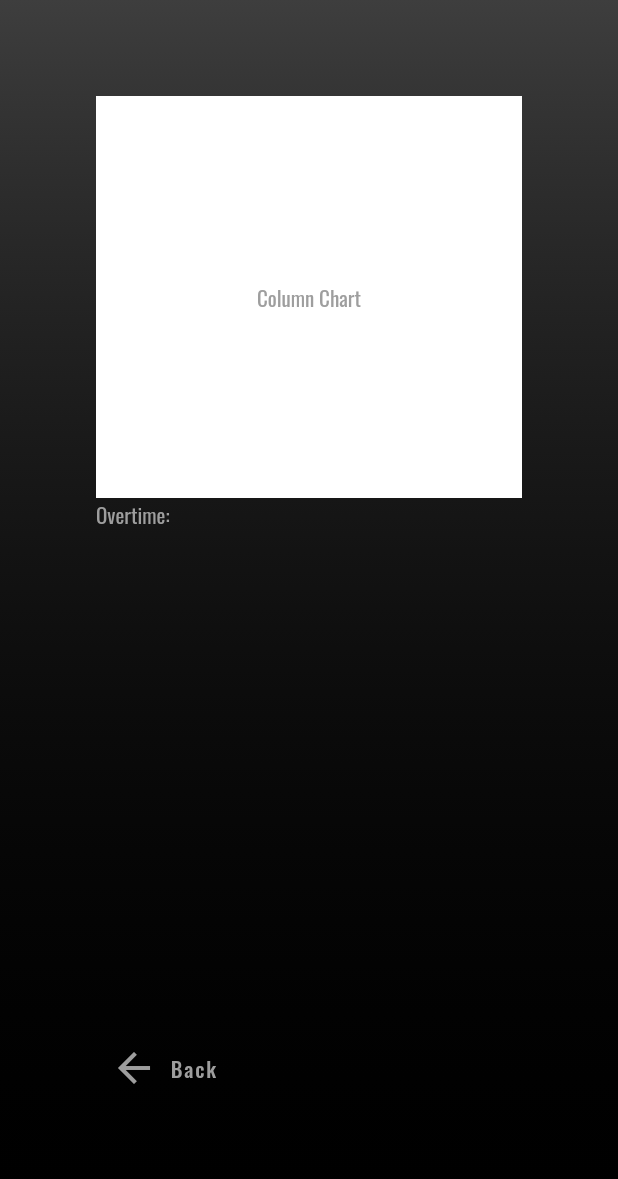
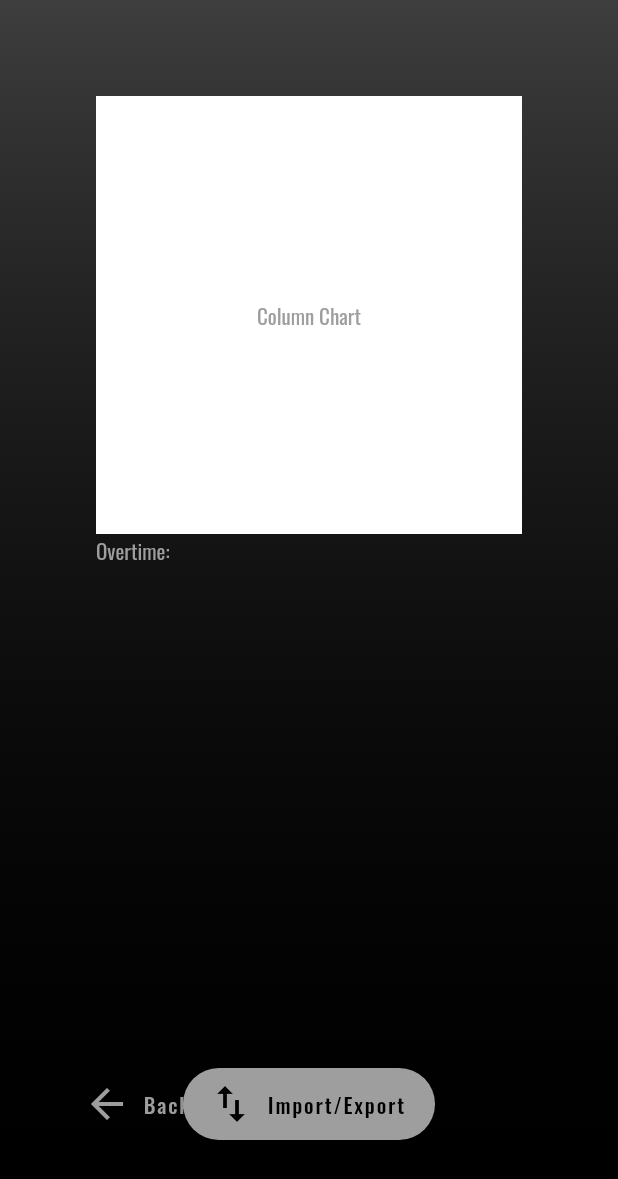
Before and after one commit to TobiasRitter/time_tracker, a Flutter app: the screen it shows after launch, after a tap on "Stats", on a phone screen of 412 x 824 dp. Shown: the top 1179 px of the screen. Run offline on Flutter 3.47's test engine with Material 2 defaults, Android fonts, the phone set to English and light mode, and no system bars; our stand-ins replace auto_size_text, google_fonts, table_calendar.

Commit message:
update bottom navigation

```diff
--- a/lib/home_page.dart
+++ b/lib/home_page.dart
@@ -61,21 +61,42 @@ class _HomePageState extends State<HomePage> with TickerProviderStateMixin {
           child: Column(
             children: <Widget>[
               Expanded(
-                flex: 2,
-                child: Center(
-                  child: AutoSizeText(
-                    '01:53',
-                    style: Theme.of(context).textTheme.headlineLarge,
-                    maxLines: 1,
-                  ),
+                child: Column(
+                  mainAxisAlignment: MainAxisAlignment.center,
+                  children: [
+                    AutoSizeText(
+                      '01:53',
+                      style: Theme.of(context).textTheme.headlineLarge,
+                      maxLines: 1,
+                    ),
+                    Row(
+                      mainAxisAlignment: MainAxisAlignment.center,
+                      children: [
+                        const Padding(
+                          padding: EdgeInsets.symmetric(horizontal: 16.0),
+                          child: Icon(Icons.timer_outlined),
+                        ),
+                        Padding(
+                          padding: const EdgeInsets.symmetric(horizontal: 16.0),
+                          child: Text(
+                            "10:00",
+                            style: Theme.of(context).textTheme.headlineMedium,
+                          ),
+                        ),
+                        Padding(
+                          padding: const EdgeInsets.symmetric(horizontal: 16.0),
+                          child: Opacity(
+                            opacity: 0.5,
+                            child: Text(
+                              "1 hour 30 minutes",
+                              style: Theme.of(context).textTheme.headlineMedium,
+                            ),
+                          ),
+                        ),
+                      ],
+                    ),
+                  ],
                 ),
-              ),
-              Expanded(
-                child: ListView(children: const [
-                  TimeRecord(editable: false),
-                  TimeRecord(editable: false),
-                  TimeRecord(editable: false),
-                ]),
               ),
               Padding(
                 padding: const EdgeInsets.only(top: 64.0),
@@ -95,7 +116,7 @@ class _HomePageState extends State<HomePage> with TickerProviderStateMixin {
                                         running: _running,
                                       ))),
                           label: const Text("Records"),
-                          icon: const Icon(Icons.calendar_month_outlined),
+                          icon: const Icon(Icons.calendar_month),
                         ),
                       ),
                     ),
--- a/lib/main.dart
+++ b/lib/main.dart
@@ -1,8 +1,6 @@
-import 'package:auto_size_text/auto_size_text.dart';
 import 'package:flutter/material.dart';
 import 'package:google_fonts/google_fonts.dart';
 import 'package:time_tracker/home_page.dart';
-import 'package:time_tracker/time_record.dart';
 
 const secondaryColor = Color.fromARGB(255, 255, 0, 96);
 
@@ -24,7 +22,7 @@ class MyApp extends StatelessWidget {
           foregroundColor: Colors.black,
         ),
         scaffoldBackgroundColor: Colors.black,
-        iconTheme: const IconThemeData(color: Colors.grey, size: 32.0),
+        iconTheme: const IconThemeData(color: Colors.white, size: 32.0),
         textTheme: GoogleFonts.oswaldTextTheme(textTheme).copyWith(
           headlineLarge: GoogleFonts.oswald(
             textStyle: const TextStyle(
--- a/lib/stats_page.dart
+++ b/lib/stats_page.dart
@@ -42,7 +42,8 @@ class StatsPage extends StatelessWidget {
                       children: [Text("Overtime:")],
                     )
                   ],
-              )),
+                ),
+              ),
               Padding(
                 padding: const EdgeInsets.only(top: 64.0),
                 child: Row(
@@ -60,15 +61,15 @@ class StatsPage extends StatelessWidget {
                         ),
                       ),
                     ),
-                    Opacity(
-                      opacity: 0.0,
-                      child: Container(
-                        child: FloatingActionButton.large(onPressed: null),
-                      ),
-                    ),
-                    Expanded(
-                      child: Container(),
-                    ),
+                    FloatingActionButton.extended(
+                        heroTag: "main",
+                        backgroundColor: running
+                            ? Theme.of(context).colorScheme.secondary
+                            : Theme.of(context).colorScheme.primary,
+                        onPressed: () {},
+                        icon: const Icon(Icons.import_export),
+                        label: const Text("Import/Export")),
+                    Spacer(),
                   ],
                 ),
               ),
--- a/lib/time_record.dart
+++ b/lib/time_record.dart
@@ -1,54 +1,27 @@
 import 'package:flutter/material.dart';
 
 class TimeRecord extends StatelessWidget {
-  final bool editable;
-
-  const TimeRecord({
-    super.key,
-    required this.editable,
-  });
+  const TimeRecord({super.key});
 
   @override
   Widget build(BuildContext context) {
     return Padding(
       padding: const EdgeInsets.symmetric(vertical: 12.0),
       child: Row(
-        mainAxisAlignment: MainAxisAlignment.center,
+        mainAxisAlignment: MainAxisAlignment.spaceBetween,
         children: [
-          const Padding(
-            padding: EdgeInsets.symmetric(horizontal: 16.0),
-            child: Icon(Icons.timer_outlined),
+          Text(
+            "10:00 - 11:30",
+            style: Theme.of(context).textTheme.headlineMedium,
           ),
-          Padding(
-            padding: const EdgeInsets.symmetric(horizontal: 16.0),
+          Opacity(
+            opacity: 0.5,
             child: Text(
-              "10:00 - 11:30",
+              "1 hour 30 minutes",
               style: Theme.of(context).textTheme.headlineMedium,
             ),
           ),
-          Padding(
-            padding: const EdgeInsets.symmetric(horizontal: 16.0),
-            child: Column(
-              crossAxisAlignment: CrossAxisAlignment.start,
-              mainAxisAlignment: MainAxisAlignment.center,
-              children: [
-                Text(
-                  "1 hour",
-                  style: Theme.of(context).textTheme.bodyLarge,
-                ),
-                Text(
-                  "30 minutes",
-                  style: Theme.of(context).textTheme.bodyMedium,
-                ),
-              ],
-            ),
-          ),
-          editable
-              ? const Padding(
-                  padding: EdgeInsets.symmetric(horizontal: 16.0),
-                  child: Icon(Icons.edit_outlined),
-                )
-              : Container(),
+          Icon(Icons.edit_outlined),
         ],
       ),
     );
```
Also changed, not shown: lib/records_page.dart (+10 -19 lines). Lines whose indentation alone changed are shown as unchanged.
